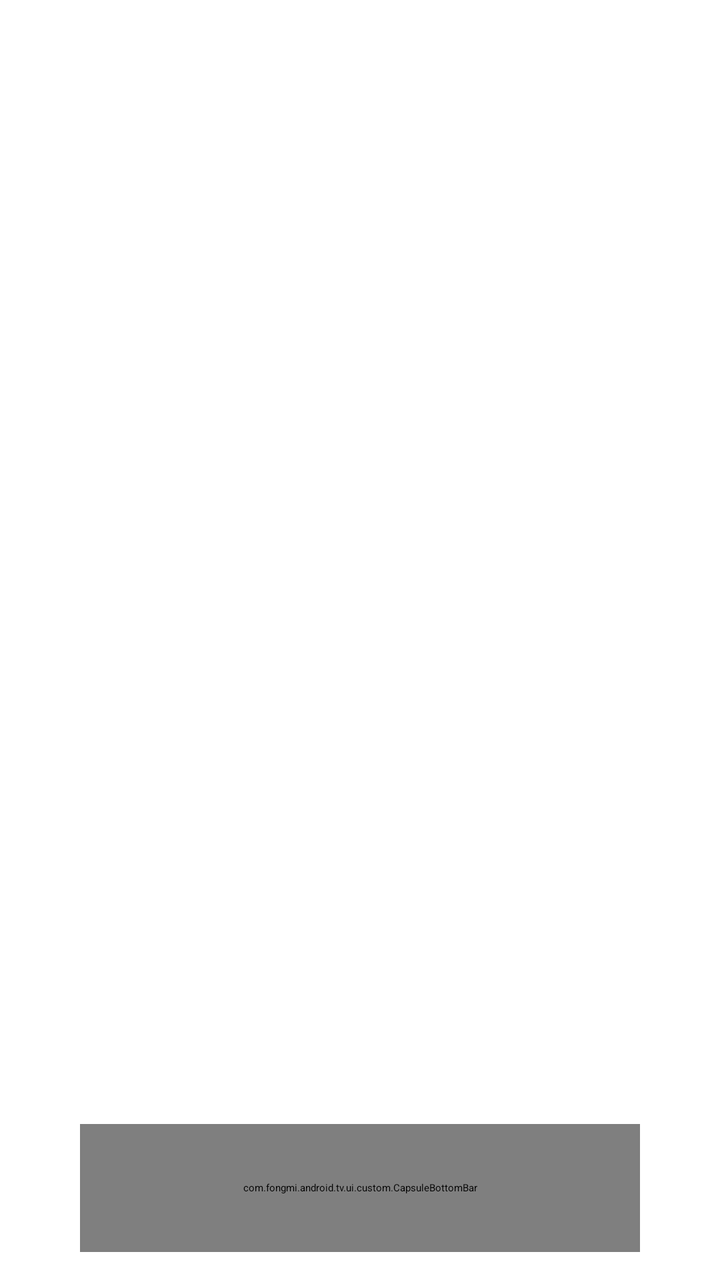
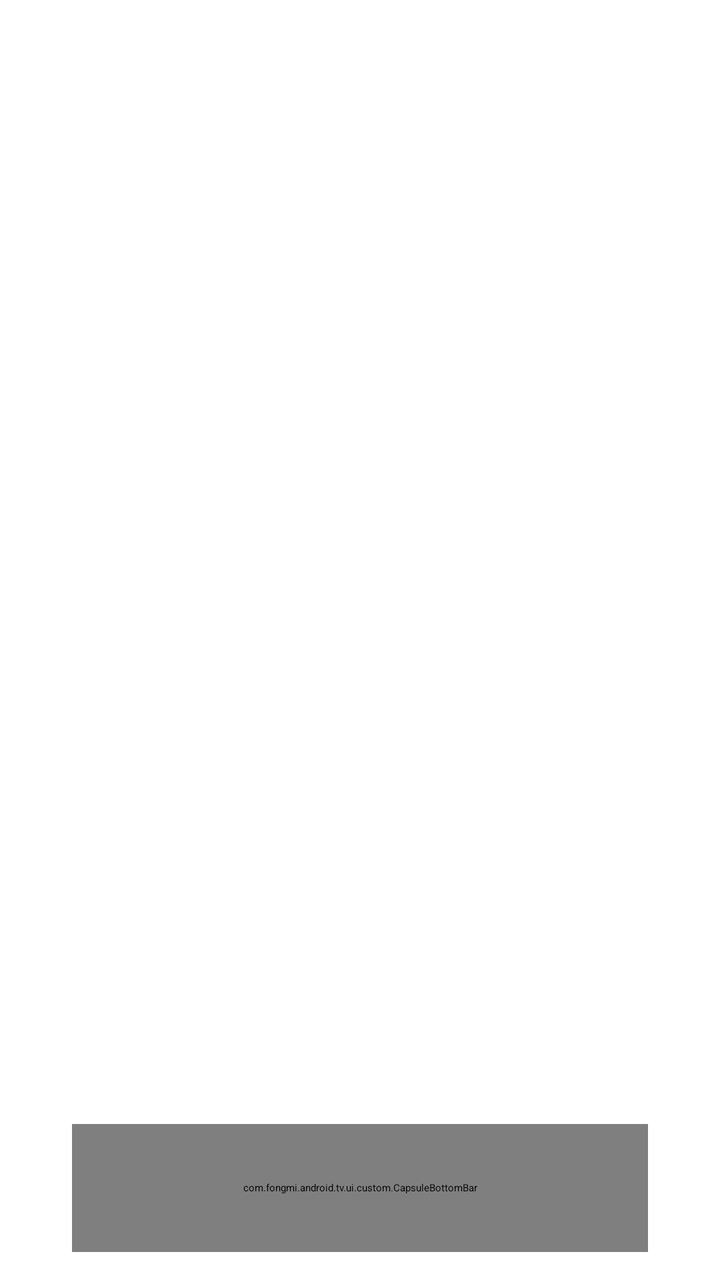

Before-and-after screenshots of an Android layout around one commit, followed by the original layout XML and the change that was made.
<!-- AndroidManifest.xml: activity theme Theme.Splash -->
<!-- res/layout/activity_home.xml -->
<?xml version="1.0" encoding="utf-8"?>
<RelativeLayout xmlns:android="http://schemas.android.com/apk/res/android"
    xmlns:app="http://schemas.android.com/apk/res-auto"
    android:layout_width="match_parent"
    android:layout_height="match_parent"
    android:fitsSystemWindows="false">

    <androidx.viewpager2.widget.ViewPager2
        android:id="@+id/container"
        android:layout_width="match_parent"
        android:layout_height="match_parent" />

    <FrameLayout
        android:id="@+id/overlay"
        android:layout_width="match_parent"
        android:layout_height="match_parent"
        android:layout_above="@+id/navigation"
        android:background="?android:windowBackground"
        android:visibility="gone" />

    <com.fongmi.android.tv.ui.custom.CapsuleBottomBar
        android:id="@+id/navigation"
        android:layout_width="280dp"
        android:layout_height="64dp"
        android:layout_alignParentBottom="true"
        android:layout_centerHorizontal="true"
        android:layout_marginStart="16dp"
        android:layout_marginEnd="16dp"
        android:layout_marginBottom="14dp" />

</RelativeLayout>
<!-- resources referenced by this layout -->
<resources>

</resources>

<!-- the commit's change to res/layout/activity_home.xml (unified diff, before → after) -->
@@ -3,6 +3,8 @@
     xmlns:app="http://schemas.android.com/apk/res-auto"
     android:layout_width="match_parent"
     android:layout_height="match_parent"
+    android:clipChildren="false"
+    android:clipToPadding="false"
     android:fitsSystemWindows="false">
 
     <androidx.viewpager2.widget.ViewPager2
@@ -20,12 +22,14 @@
 
     <com.fongmi.android.tv.ui.custom.CapsuleBottomBar
         android:id="@+id/navigation"
-        android:layout_width="280dp"
+        android:layout_width="288dp"
         android:layout_height="64dp"
         android:layout_alignParentBottom="true"
         android:layout_centerHorizontal="true"
         android:layout_marginStart="16dp"
         android:layout_marginEnd="16dp"
-        android:layout_marginBottom="14dp" />
+        android:layout_marginBottom="14dp"
+        android:clipChildren="false"
+        android:clipToPadding="false" />
 
 </RelativeLayout>
